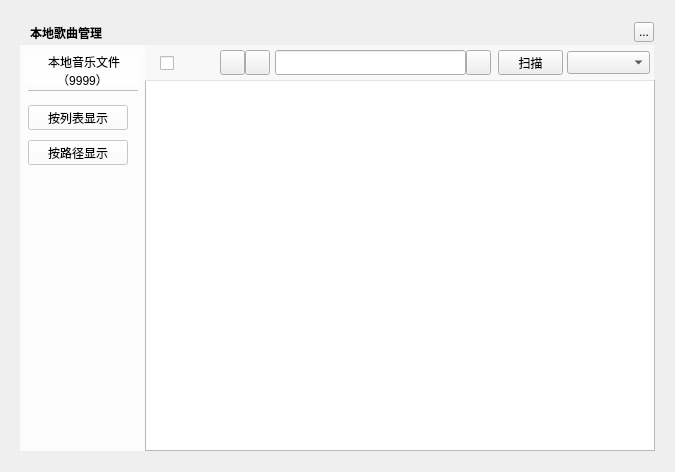
This is musicUi/musicToolsetswidget/musiclocalsongsmanagerwidget.ui in Greedysky/TTKMusicPlayer as Qt 5 draws it before an edit. The edited form follows.
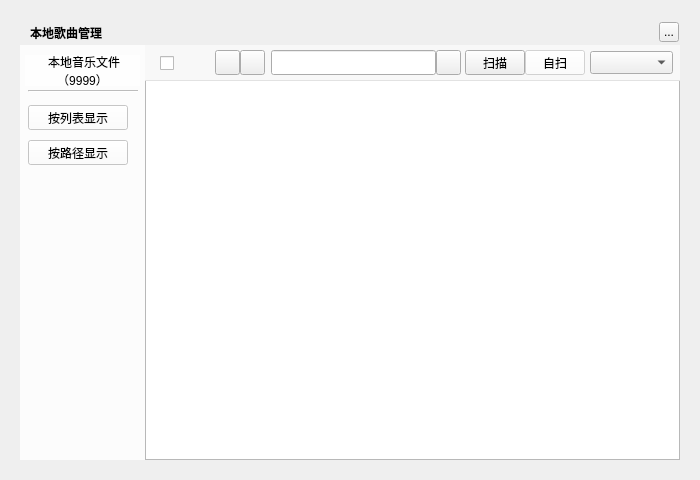
This is the edited form. Icons and pictures are not drawn. Custom widgets are drawn as their Qt base class.

The edit to the form file:
```diff
--- a/musicUi/musicToolsetswidget/musiclocalsongsmanagerwidget.ui
+++ b/musicUi/musicToolsetswidget/musiclocalsongsmanagerwidget.ui
@@ -6,8 +6,8 @@
    <rect>
     <x>0</x>
     <y>0</y>
-    <width>675</width>
-    <height>472</height>
+    <width>700</width>
+    <height>480</height>
    </rect>
   </property>
   <property name="windowTitle">
@@ -21,8 +21,8 @@
     <rect>
      <x>20</x>
      <y>20</y>
-     <width>635</width>
-     <height>432</height>
+     <width>660</width>
+     <height>440</height>
     </rect>
    </property>
    <property name="text">
@@ -48,7 +48,7 @@
   <widget class="QToolButton" name="topTitleCloseButton">
    <property name="geometry">
     <rect>
-     <x>634</x>
+     <x>659</x>
      <y>22</y>
      <width>20</width>
      <height>20</height>
@@ -64,7 +64,7 @@
      <x>20</x>
      <y>45</y>
      <width>125</width>
-     <height>406</height>
+     <height>415</height>
     </rect>
    </property>
    <property name="styleSheet">
@@ -134,8 +134,8 @@
     <rect>
      <x>145</x>
      <y>80</y>
-     <width>510</width>
-     <height>371</height>
+     <width>535</width>
+     <height>380</height>
     </rect>
    </property>
   </widget>
@@ -144,7 +144,7 @@
     <rect>
      <x>145</x>
      <y>45</y>
-     <width>509</width>
+     <width>535</width>
      <height>36</height>
     </rect>
    </property>
@@ -161,7 +161,7 @@
    <widget class="QToolButton" name="auditionButton">
     <property name="geometry">
      <rect>
-      <x>75</x>
+      <x>70</x>
       <y>5</y>
       <width>25</width>
       <height>25</height>
@@ -171,7 +171,7 @@
    <widget class="QToolButton" name="addButton">
     <property name="geometry">
      <rect>
-      <x>100</x>
+      <x>95</x>
       <y>5</y>
       <width>25</width>
       <height>25</height>
@@ -181,9 +181,9 @@
    <widget class="QLineEdit" name="searchLineEdit">
     <property name="geometry">
      <rect>
-      <x>130</x>
+      <x>126</x>
       <y>5</y>
-      <width>191</width>
+      <width>165</width>
       <height>25</height>
      </rect>
     </property>
@@ -194,9 +194,9 @@
    <widget class="QPushButton" name="scanButton">
     <property name="geometry">
      <rect>
-      <x>353</x>
+      <x>320</x>
       <y>5</y>
-      <width>65</width>
+      <width>60</width>
       <height>25</height>
      </rect>
     </property>
@@ -207,7 +207,7 @@
    <widget class="QPushButton" name="searchLineLabel">
     <property name="geometry">
      <rect>
-      <x>321</x>
+      <x>291</x>
       <y>5</y>
       <width>25</width>
       <height>25</height>
@@ -220,7 +220,7 @@
    <widget class="QComboBox" name="filterComboBox">
     <property name="geometry">
      <rect>
-      <x>422</x>
+      <x>445</x>
       <y>6</y>
       <width>83</width>
       <height>23</height>
@@ -232,13 +232,26 @@
      <rect>
       <x>0</x>
       <y>0</y>
-      <width>510</width>
+      <width>536</width>
       <height>40</height>
      </rect>
     </property>
     <property name="styleSheet">
      <string notr="true">background:rgba(255,255,255,150)</string>
     </property>
+    <widget class="QPushButton" name="scanCustButton">
+     <property name="geometry">
+      <rect>
+       <x>380</x>
+       <y>5</y>
+       <width>60</width>
+       <height>25</height>
+      </rect>
+     </property>
+     <property name="text">
+      <string>自扫</string>
+     </property>
+    </widget>
    </widget>
    <zorder>backgroundMask2</zorder>
    <zorder>allSelectedcheckBox</zorder>
@@ -252,7 +265,7 @@
   <widget class="QLabel" name="loadingLabel">
    <property name="geometry">
     <rect>
-     <x>290</x>
+     <x>300</x>
      <y>240</y>
      <width>220</width>
      <height>19</height>
```
